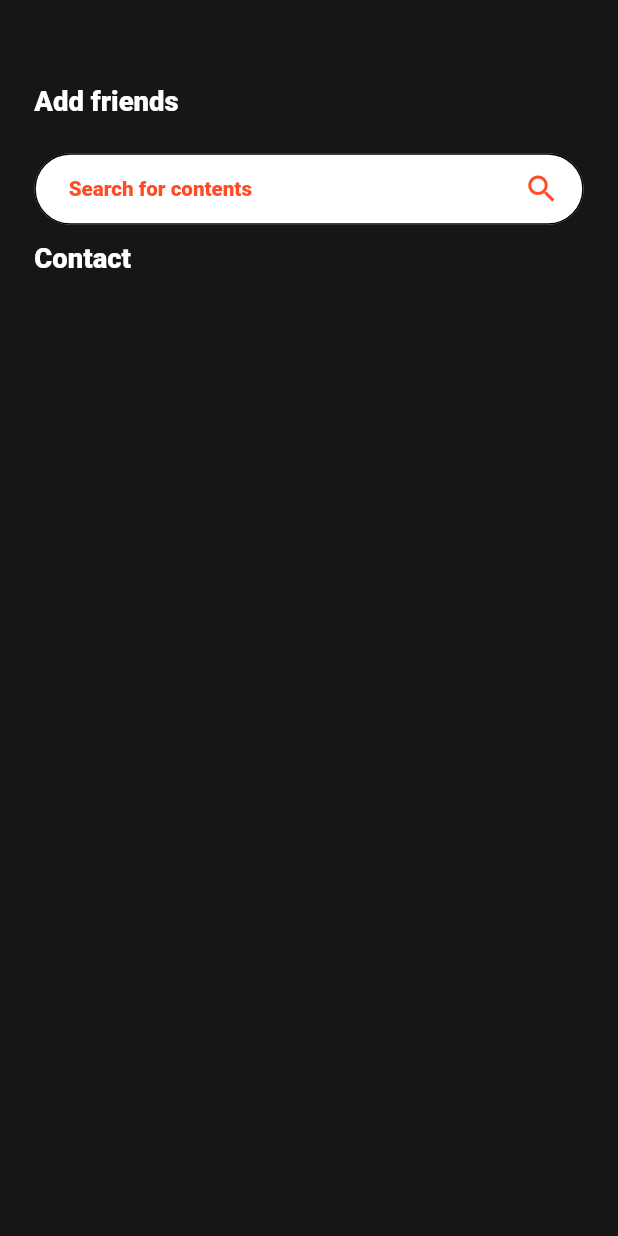
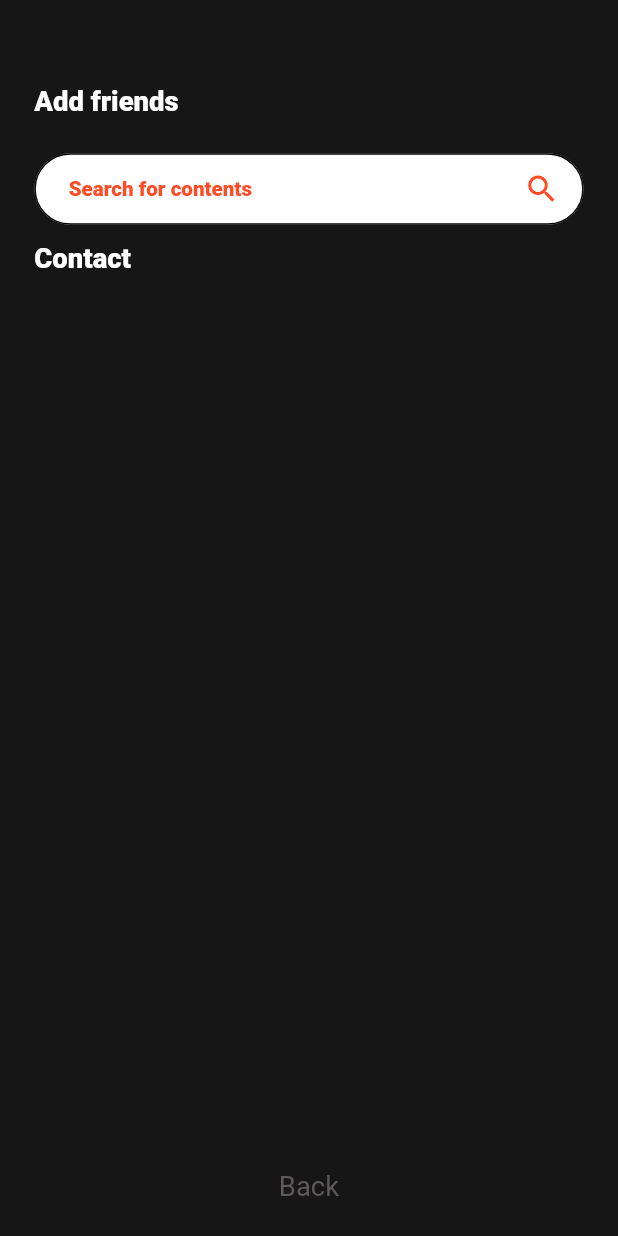
Before and after one commit to AhmedHaraza/talki, a Flutter app: the contectsmessegegroup screen opened directly, after a tap on the "east" icon, after a tap on the "add" icon, on a phone screen of 412 x 824 dp. Run offline on Flutter 3.47's test engine with Material 2 defaults, Android fonts, the phone set to English and light mode, and no system bars; our stand-ins replace flutter_screenutil, intl_phone_field, shimmer.

```diff
--- a/lib/Abdo_Screen/Create_A_Group_Screen/create_a_group_screen.dart
+++ b/lib/Abdo_Screen/Create_A_Group_Screen/create_a_group_screen.dart
@@ -14,6 +14,7 @@ class CreateGroup extends StatelessWidget {
     return GestureDetector(
       onTap: () => FocusScope.of(context).unfocus(),
       child: Scaffold(
+        resizeToAvoidBottomInset: false,
         backgroundColor: const Color(0xff161616),
         body: Container(
           padding: REdgeInsets.fromLTRB(36, 70, 36, 30),
--- a/lib/Ahmed_Screens/Home_Screen_Messenger/add_Friend.dart
+++ b/lib/Ahmed_Screens/Home_Screen_Messenger/add_Friend.dart
@@ -3,6 +3,7 @@
 import 'package:flutter/material.dart';
 import 'package:flutter_screenutil/flutter_screenutil.dart';
 import 'package:graduation_project_my_own_talki/Ahmed_Screens/Home_Screen_Messenger/boutonnavigationbar.dart';
+import 'package:graduation_project_my_own_talki/Ahmed_Screens/Navigator.dart';
 import 'package:graduation_project_my_own_talki/Ahmed_Screens/TextForm/Myform.dart';
 import 'package:graduation_project_my_own_talki/Ahmed_Screens/my_theme.dart';
 
@@ -43,6 +44,21 @@ class Addfrinds extends StatelessWidget {
               ],
             ),
           ),
+          bottomNavigationBar: Container(
+            padding: REdgeInsets.only(bottom: 20),
+            color: const Color(0xff161616),
+            child: InkWell(
+              child: Text(
+                "Back",
+                textAlign: TextAlign.center,
+                style: TextStyle(
+                  color: const Color(0xff5F5A5A),
+                  fontSize: 16.sp,
+                ),
+              ),
+              onTap: () => Backandsubmitineditprofile(context),
+            ),
+          ),
         ));
   }
 }
--- a/lib/Ahmed_Screens/Home_Screen_Messenger/contectsmessegegroup.dart
+++ b/lib/Ahmed_Screens/Home_Screen_Messenger/contectsmessegegroup.dart
@@ -17,7 +17,9 @@ class contectsmessegegroup extends StatelessWidget {
       child: Scaffold(
         backgroundColor: const Color(0xff161616),
         resizeToAvoidBottomInset: false,
-        body: Column(
+        body: SingleChildScrollView(
+          scrollDirection: Axis.vertical,
+          child: Column(
             crossAxisAlignment: CrossAxisAlignment.start,
             children: [
               Padding(
@@ -44,16 +46,17 @@ class contectsmessegegroup extends StatelessWidget {
               ),
             ],
           ),
+        ),
         bottomNavigationBar: Padding(
           padding:  EdgeInsets.only(bottom: MediaQuery.of(context).viewInsets.bottom,),
           child: SizedBox(
-            height: 240.h,
+            height: 210.h,
             child: Column(
               children: [
                 Padding(
                   padding: REdgeInsets.only(right: 20, left: 20),
                   child: Container(
-                      height: 150.h,
+                      height: 130.h,
                       color: Colors.white,
                       child: Center(
                         child: Padding(
--- a/lib/Ahmed_Screens/Navigator.dart
+++ b/lib/Ahmed_Screens/Navigator.dart
@@ -93,7 +93,7 @@ void BackResetPass(BuildContext ctx) {
 }
 
 void addfriend(BuildContext ctx) {
-  Navigator.of(ctx).push(MaterialPageRoute(builder: (_) {
+  Navigator.of(ctx).pushReplacement(MaterialPageRoute(builder: (_) {
     return  const Addfrinds();
   }));
 }
@@ -123,13 +123,13 @@ void Backandsubmitineditprofile(BuildContext ctx) {
 }
 
 void Addfrinedgroup(BuildContext ctx) {
-  Navigator.of(ctx).push(MaterialPageRoute(builder: (_) {
+  Navigator.of(ctx).pushReplacement(MaterialPageRoute(builder: (_) {
     return const Addfrinds();
   }));
 }
 
 void addstatus(BuildContext ctx) {
-  Navigator.of(ctx).push(MaterialPageRoute(builder: (_) {
+  Navigator.of(ctx).pushReplacement(MaterialPageRoute(builder: (_) {
     return  StatusScreen();
   }));
 }
--- a/lib/Mohamed/TypeS.dart
+++ b/lib/Mohamed/TypeS.dart
@@ -89,7 +89,7 @@ class TypeS extends StatelessWidget {
               borderRadius: BorderRadius.circular(30.r),
               ),
           child: FloatingActionButton(
-            onPressed: () {},
+            onPressed: () => addstatus(context),
             backgroundColor: Colors.white,
             child:  Padding(
               padding:  REdgeInsets.only(left: 4),
--- a/pubspec.yaml
+++ b/pubspec.yaml
@@ -50,7 +50,12 @@ dev_dependencies:
   # package. See that file for information about deactivating specific lint
   # rules and activating additional ones.
   flutter_lints: ^2.0.0
+  flutter_launcher_icons: "^0.11.0"
 
+flutter_icons:
+  android: "launcher_icon"
+  ios: true
+  image_path: "assets/image/Talki_7.ico"
 # For information on the generic Dart part of this file, see the
 # following page: https://dart.dev/tools/pub/pubspec
 
```
Also changed, not shown: 28 other files. Lines whose indentation alone changed are shown as unchanged.
